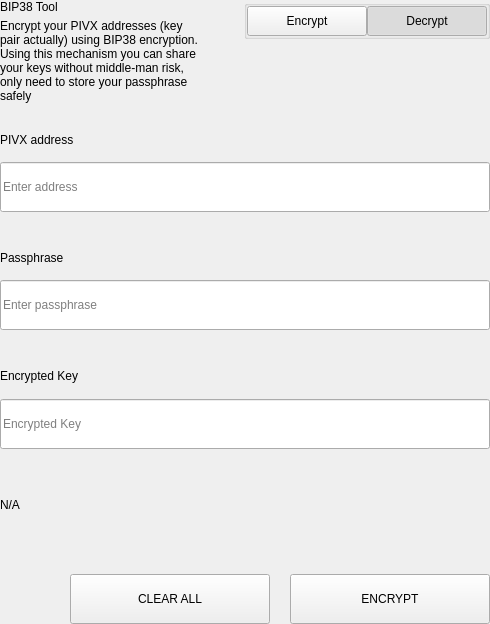
This is src/qt/dogec/settings/forms/settingsbittoolwidget.ui in kyeno/dogecash as Qt 5 draws it before an edit. The edited form follows.
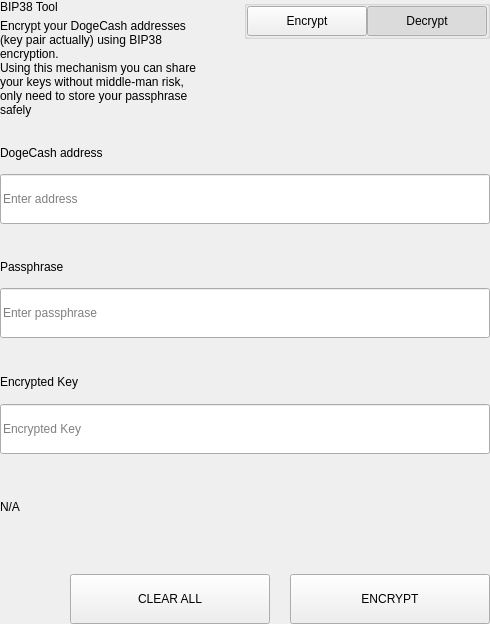
This is the edited form.

Diff of the .ui file:
```diff
--- a/src/qt/dogec/settings/forms/settingsbittoolwidget.ui
+++ b/src/qt/dogec/settings/forms/settingsbittoolwidget.ui
@@ -69,7 +69,7 @@
             <item>
              <widget class="QLabel" name="labelSubtitle1">
               <property name="text">
-               <string>Encrypt your PIVX addresses (key pair actually) using BIP38 encryption.
+               <string>Encrypt your DogeCash addresses (key pair actually) using BIP38 encryption.
 Using this mechanism you can share your keys without middle-man risk, only need to store your passphrase safely</string>
               </property>
               <property name="wordWrap">
@@ -657,7 +657,7 @@
                   </size>
                  </property>
                  <property name="text">
-                  <string>PIVX address</string>
+                  <string>DogeCash address</string>
                  </property>
                 </widget>
                </item>
```
